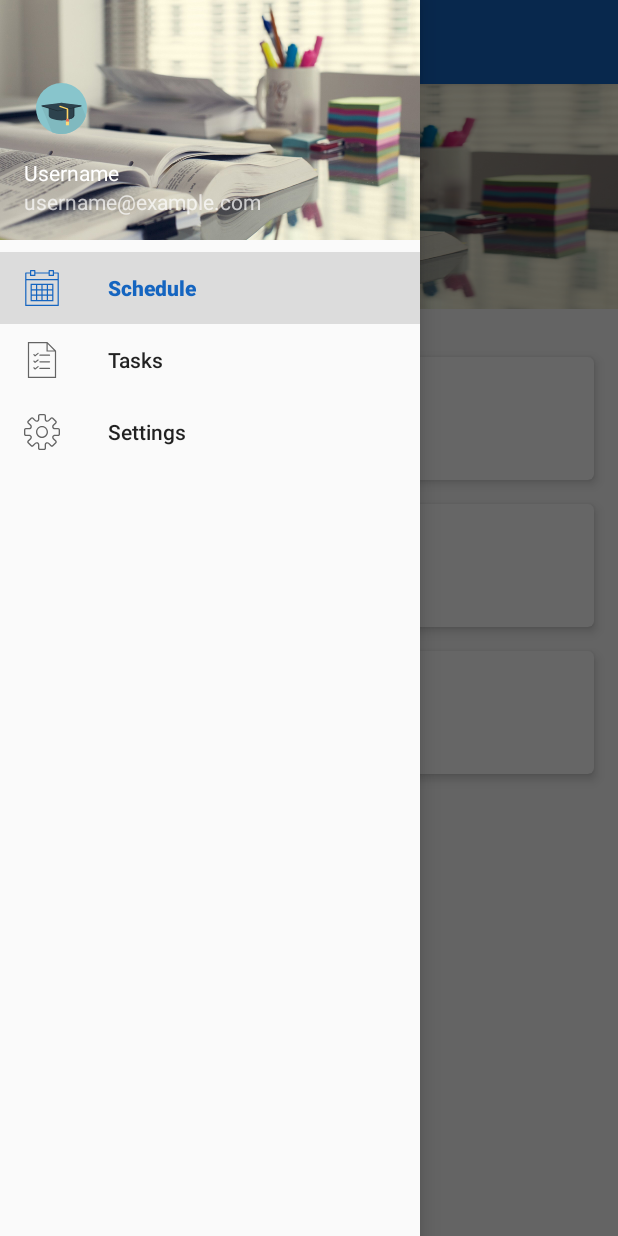
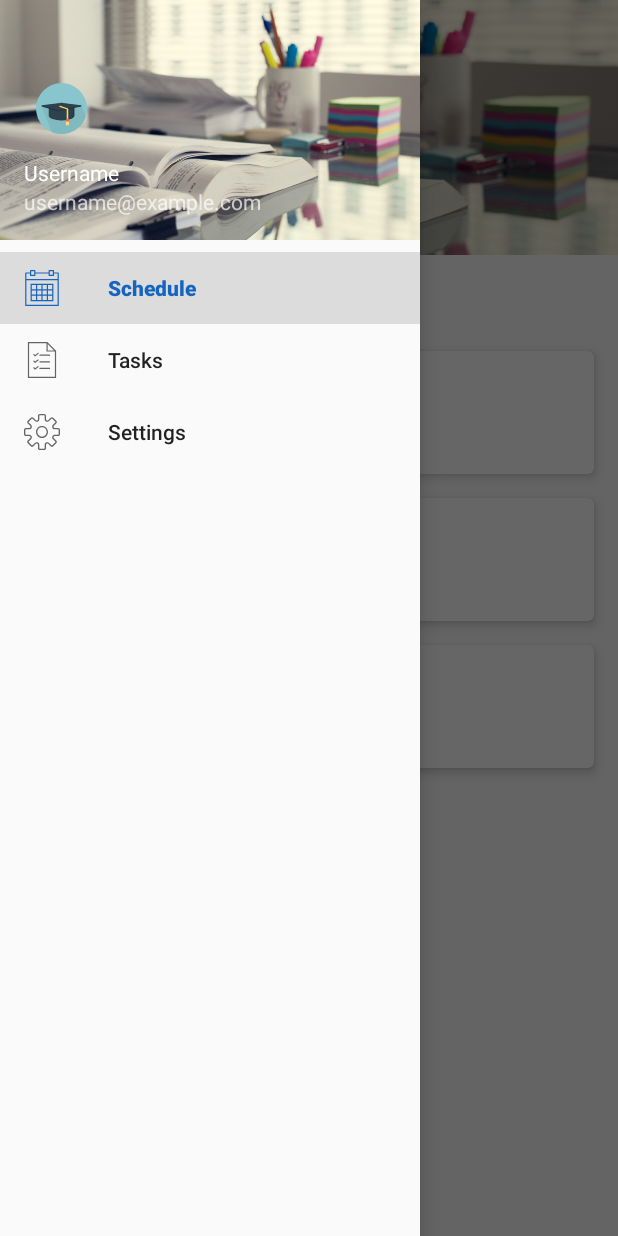
Before and after one commit to vaddya/smart-schedule, an Android app: the screen it shows after launch (ScheduleActivity), with the side drawer open, on a phone screen of 412 x 824 dp. Run offline under Robolectric (Android 15) with nearby library versions, the phone set to English and light mode, and no system bars; libraries missing offline, so code that uses them is left out: com.android.internal.

Commit message:
add collapsing toolbar

```diff
--- a/android/app/src/main/java/com/vaddya/schedule/android/Utils.java
+++ b/android/app/src/main/java/com/vaddya/schedule/android/Utils.java
@@ -1,7 +1,4 @@
 package com.vaddya.schedule.android;
-
-import java.util.Calendar;
-import java.util.Date;
 
 /**
  * com.vaddya.schedule.android at android
@@ -10,11 +7,8 @@ import java.util.Date;
  */
 public class Utils {
 
-    public static Date addDays(Date date, int days) {
-        Calendar calendar = Calendar.getInstance();
-        calendar.setTime(date);
-        calendar.add(Calendar.DATE, days);
-        return calendar.getTime();
+    public static String capitalize(String string) {
+        return string.substring(0, 1).toUpperCase() + string.substring(1);
     }
 
 }
--- a/android/app/src/main/java/com/vaddya/schedule/android/activities/ScheduleActivity.java
+++ b/android/app/src/main/java/com/vaddya/schedule/android/activities/ScheduleActivity.java
@@ -1,6 +1,7 @@
 package com.vaddya.schedule.android.activities;
 
 import android.os.Bundle;
+import android.support.design.widget.CollapsingToolbarLayout;
 import android.support.design.widget.NavigationView;
 import android.support.v4.app.Fragment;
 import android.support.v4.app.FragmentStatePagerAdapter;
@@ -8,37 +9,49 @@ import android.support.v4.view.ViewPager;
 import android.support.v7.widget.Toolbar;
 
 import com.vaddya.schedule.android.R;
+import com.vaddya.schedule.android.Utils;
 import com.vaddya.schedule.android.fragments.DayFragment;
 
 import org.joda.time.LocalDate;
+import org.joda.time.format.DateTimeFormat;
+import org.joda.time.format.DateTimeFormatter;
 
 public class ScheduleActivity extends NavigationDrawerActivity
         implements NavigationView.OnNavigationItemSelectedListener {
 
+    private static final DateTimeFormatter FORMATTER = DateTimeFormat.forPattern("E, dd MMM");
+
     private ViewPager viewPager;
+    private CollapsingToolbarLayout collapsingToolbarLayout;
 
-    private LocalDate currentMonday;
+    private LocalDate monday;
 
     @Override
     protected void onCreate(Bundle savedInstanceState) {
         super.onCreate(savedInstanceState);
         setContentView(R.layout.activity_schedule);
         Toolbar toolbar = (Toolbar) findViewById(R.id.schedule_toolbar);
-//        toolbar.setTitle(getString(R.string.schedule));
         setSupportActionBar(toolbar);
 
         setupDrawer(toolbar, R.id.nav_schedule);
 
-        currentMonday = LocalDate.now();
-        currentMonday = currentMonday.minusDays(currentMonday.getDayOfWeek() - 1);
-        getSupportActionBar().setTitle(currentMonday.toString("dd MMM"));
+        collapsingToolbarLayout = (CollapsingToolbarLayout) findViewById(R.id.schedule_collapsing_toolbar_layout);
 
+        LocalDate today = LocalDate.now();
+        int index = today.getDayOfWeek() - 1;
+        monday = today.minusDays(index);
+        updateTitle(today);
+
+        initViewPager(index);
+    }
+
+    private void initViewPager(int initIndex) {
         viewPager = (ViewPager) findViewById(R.id.content_schedule_viewpager);
+        viewPager.setCurrentItem(initIndex);
         viewPager.setAdapter(new FragmentStatePagerAdapter(getSupportFragmentManager()) {
-
             @Override
             public Fragment getItem(int position) {
-                LocalDate date = currentMonday.plusDays(position);
+                LocalDate date = monday.plusDays(position);
                 return DayFragment.newInstance(date);
             }
 
@@ -47,6 +60,27 @@ public class ScheduleActivity extends NavigationDrawerActivity
                 return 7;
             }
         });
+        viewPager.addOnPageChangeListener(new ViewPager.OnPageChangeListener() {
+            @Override
+            public void onPageScrolled(int position, float positionOffset, int positionOffsetPixels) {
+
+            }
+
+            @Override
+            public void onPageSelected(int position) {
+                updateTitle(monday.plusDays(position));
+            }
+
+            @Override
+            public void onPageScrollStateChanged(int state) {
+
+            }
+        });
+    }
+
+    private void updateTitle(LocalDate date) {
+        String title = FORMATTER.print(date);
+        collapsingToolbarLayout.setTitle(Utils.capitalize(title));
     }
 
 }
--- a/android/app/src/main/java/com/vaddya/schedule/android/fragments/DayFragment.java
+++ b/android/app/src/main/java/com/vaddya/schedule/android/fragments/DayFragment.java
@@ -1,7 +1,5 @@
 package com.vaddya.schedule.android.fragments;
 
-import android.content.Context;
-import android.net.Uri;
 import android.os.Bundle;
 import android.support.v4.app.Fragment;
 import android.support.v7.widget.LinearLayoutManager;
@@ -17,7 +15,6 @@ import com.vaddya.schedule.android.model.Storage;
 
 import org.joda.time.LocalDate;
 
-import java.util.Date;
 import java.util.List;
 
 public class DayFragment extends Fragment {
--- a/android/app/src/main/res/layout/fragment_day.xml
+++ b/android/app/src/main/res/layout/fragment_day.xml
@@ -9,9 +9,8 @@
     <com.bartoszlipinski.recyclerviewheader2.RecyclerViewHeader
         android:id="@+id/header"
         android:layout_width="match_parent"
-        android:layout_height="150dp"
+        android:layout_height="wrap_content"
         android:layout_gravity="center_horizontal|top"
-        android:background="@drawable/nav_background"
         android:layout_marginBottom="@dimen/activity_vertical_margin">
 
     </com.bartoszlipinski.recyclerviewheader2.RecyclerViewHeader>
--- a/android/app/src/main/res/values/dimens.xml
+++ b/android/app/src/main/res/values/dimens.xml
@@ -6,6 +6,7 @@
     <dimen name="nav_header_vertical_spacing">16dp</dimen>
     <dimen name="nav_header_height">160dp</dimen>
     <dimen name="fab_margin">16dp</dimen>
+    <dimen name="activity_schedule_app_bar_height">170dp</dimen>
 
     <!-- Card -->
     <dimen name="card_elevation">4dp</dimen>
```
Also changed, not shown: android/app/src/main/res/layout/app_bar_schedule.xml (+23 -6 lines).
